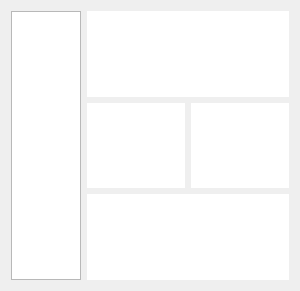
The window that dishbox.ui (PKUCodeProjPractice/PKUDish) describes before a commit, drawn with Qt 5.
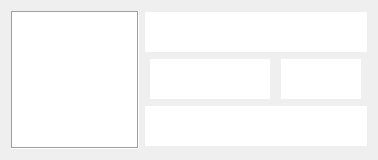
The same window after the commit.

Diff of the .ui file:
```diff
--- a/dishbox.ui
+++ b/dishbox.ui
@@ -6,10 +6,16 @@
    <rect>
     <x>0</x>
     <y>0</y>
-    <width>300</width>
-    <height>291</height>
+    <width>378</width>
+    <height>160</height>
    </rect>
   </property>
+  <property name="sizePolicy">
+   <sizepolicy hsizetype="Expanding" vsizetype="Expanding">
+    <horstretch>0</horstretch>
+    <verstretch>0</verstretch>
+   </sizepolicy>
+  </property>
   <property name="windowTitle">
    <string>Form</string>
   </property>
@@ -18,6 +24,18 @@
     <layout class="QVBoxLayout" name="verticalLayout">
      <item>
       <widget class="QTextBrowser" name="textBrowser">
+       <property name="minimumSize">
+        <size>
+         <width>200</width>
+         <height>40</height>
+        </size>
+       </property>
+       <property name="maximumSize">
+        <size>
+         <width>240</width>
+         <height>40</height>
+        </size>
+       </property>
        <property name="font">
         <font>
          <pointsize>18</pointsize>
@@ -27,22 +45,24 @@
        <property name="frameShape">
         <enum>QFrame::NoFrame</enum>
        </property>
-       <property name="html">
-        <string>&lt;!DOCTYPE HTML PUBLIC &quot;-//W3C//DTD HTML 4.0//EN&quot; &quot;http://www.w3.org/TR/REC-html40/strict.dtd&quot;&gt;
-&lt;html&gt;&lt;head&gt;&lt;meta name=&quot;qrichtext&quot; content=&quot;1&quot; /&gt;&lt;meta charset=&quot;utf-8&quot; /&gt;&lt;style type=&quot;text/css&quot;&gt;
-p, li { white-space: pre-wrap; }
-hr { height: 1px; border-width: 0; }
-li.unchecked::marker { content: &quot;\2610&quot;; }
-li.checked::marker { content: &quot;\2612&quot;; }
-&lt;/style&gt;&lt;/head&gt;&lt;body style=&quot; font-family:'Microsoft YaHei UI'; font-size:18pt; font-weight:700; font-style:normal;&quot;&gt;
-&lt;p style=&quot;-qt-paragraph-type:empty; margin-top:0px; margin-bottom:0px; margin-left:0px; margin-right:0px; -qt-block-indent:0; text-indent:0px; font-size:9pt; font-weight:400;&quot;&gt;&lt;br /&gt;&lt;/p&gt;&lt;/body&gt;&lt;/html&gt;</string>
-       </property>
       </widget>
      </item>
      <item>
       <layout class="QHBoxLayout" name="horizontalLayout_2">
        <item>
         <widget class="QTextBrowser" name="canteen">
+         <property name="minimumSize">
+          <size>
+           <width>120</width>
+           <height>40</height>
+          </size>
+         </property>
+         <property name="maximumSize">
+          <size>
+           <width>120</width>
+           <height>40</height>
+          </size>
+         </property>
          <property name="font">
           <font>
            <pointsize>16</pointsize>
@@ -51,20 +71,25 @@
          <property name="frameShape">
           <enum>QFrame::NoFrame</enum>
          </property>
-         <property name="html">
-          <string>&lt;!DOCTYPE HTML PUBLIC &quot;-//W3C//DTD HTML 4.0//EN&quot; &quot;http://www.w3.org/TR/REC-html40/strict.dtd&quot;&gt;
-&lt;html&gt;&lt;head&gt;&lt;meta name=&quot;qrichtext&quot; content=&quot;1&quot; /&gt;&lt;meta charset=&quot;utf-8&quot; /&gt;&lt;style type=&quot;text/css&quot;&gt;
-p, li { white-space: pre-wrap; }
-hr { height: 1px; border-width: 0; }
-li.unchecked::marker { content: &quot;\2610&quot;; }
-li.checked::marker { content: &quot;\2612&quot;; }
-&lt;/style&gt;&lt;/head&gt;&lt;body style=&quot; font-family:'Microsoft YaHei UI'; font-size:16pt; font-weight:400; font-style:normal;&quot;&gt;
-&lt;p style=&quot;-qt-paragraph-type:empty; margin-top:0px; margin-bottom:0px; margin-left:0px; margin-right:0px; -qt-block-indent:0; text-indent:0px;&quot;&gt;&lt;br /&gt;&lt;/p&gt;&lt;/body&gt;&lt;/html&gt;</string>
-         </property>
         </widget>
        </item>
        <item>
         <widget class="QTextBrowser" name="price">
+         <property name="enabled">
+          <bool>true</bool>
+         </property>
+         <property name="minimumSize">
+          <size>
+           <width>80</width>
+           <height>40</height>
+          </size>
+         </property>
+         <property name="maximumSize">
+          <size>
+           <width>80</width>
+           <height>40</height>
+          </size>
+         </property>
          <property name="font">
           <font>
            <pointsize>16</pointsize>
@@ -73,22 +98,24 @@
          <property name="frameShape">
           <enum>QFrame::NoFrame</enum>
          </property>
-         <property name="html">
-          <string>&lt;!DOCTYPE HTML PUBLIC &quot;-//W3C//DTD HTML 4.0//EN&quot; &quot;http://www.w3.org/TR/REC-html40/strict.dtd&quot;&gt;
-&lt;html&gt;&lt;head&gt;&lt;meta name=&quot;qrichtext&quot; content=&quot;1&quot; /&gt;&lt;meta charset=&quot;utf-8&quot; /&gt;&lt;style type=&quot;text/css&quot;&gt;
-p, li { white-space: pre-wrap; }
-hr { height: 1px; border-width: 0; }
-li.unchecked::marker { content: &quot;\2610&quot;; }
-li.checked::marker { content: &quot;\2612&quot;; }
-&lt;/style&gt;&lt;/head&gt;&lt;body style=&quot; font-family:'Microsoft YaHei UI'; font-size:16pt; font-weight:400; font-style:normal;&quot;&gt;
-&lt;p style=&quot;-qt-paragraph-type:empty; margin-top:0px; margin-bottom:0px; margin-left:0px; margin-right:0px; -qt-block-indent:0; text-indent:0px;&quot;&gt;&lt;br /&gt;&lt;/p&gt;&lt;/body&gt;&lt;/html&gt;</string>
-         </property>
         </widget>
        </item>
       </layout>
      </item>
      <item>
       <widget class="QTextBrowser" name="tags">
+       <property name="minimumSize">
+        <size>
+         <width>200</width>
+         <height>40</height>
+        </size>
+       </property>
+       <property name="maximumSize">
+        <size>
+         <width>240</width>
+         <height>40</height>
+        </size>
+       </property>
        <property name="font">
         <font>
          <pointsize>14</pointsize>
@@ -97,16 +124,6 @@
        <property name="frameShape">
         <enum>QFrame::NoFrame</enum>
        </property>
-       <property name="html">
-        <string>&lt;!DOCTYPE HTML PUBLIC &quot;-//W3C//DTD HTML 4.0//EN&quot; &quot;http://www.w3.org/TR/REC-html40/strict.dtd&quot;&gt;
-&lt;html&gt;&lt;head&gt;&lt;meta name=&quot;qrichtext&quot; content=&quot;1&quot; /&gt;&lt;meta charset=&quot;utf-8&quot; /&gt;&lt;style type=&quot;text/css&quot;&gt;
-p, li { white-space: pre-wrap; }
-hr { height: 1px; border-width: 0; }
-li.unchecked::marker { content: &quot;\2610&quot;; }
-li.checked::marker { content: &quot;\2612&quot;; }
-&lt;/style&gt;&lt;/head&gt;&lt;body style=&quot; font-family:'Microsoft YaHei UI'; font-size:14pt; font-weight:400; font-style:normal;&quot;&gt;
-&lt;p style=&quot;-qt-paragraph-type:empty; margin-top:0px; margin-bottom:0px; margin-left:0px; margin-right:0px; -qt-block-indent:0; text-indent:0px;&quot;&gt;&lt;br /&gt;&lt;/p&gt;&lt;/body&gt;&lt;/html&gt;</string>
-       </property>
       </widget>
      </item>
     </layout>
@@ -121,10 +138,19 @@
      </property>
      <property name="minimumSize">
       <size>
-       <width>0</width>
-       <height>0</height>
+       <width>128</width>
+       <height>138</height>
       </size>
      </property>
+     <property name="maximumSize">
+      <size>
+       <width>128</width>
+       <height>138</height>
+      </size>
+     </property>
+     <property name="frameShape">
+      <enum>QFrame::Box</enum>
+     </property>
     </widget>
    </item>
   </layout>
```
Left out of the diff: 3 changed lines with no effect on the pictures.
